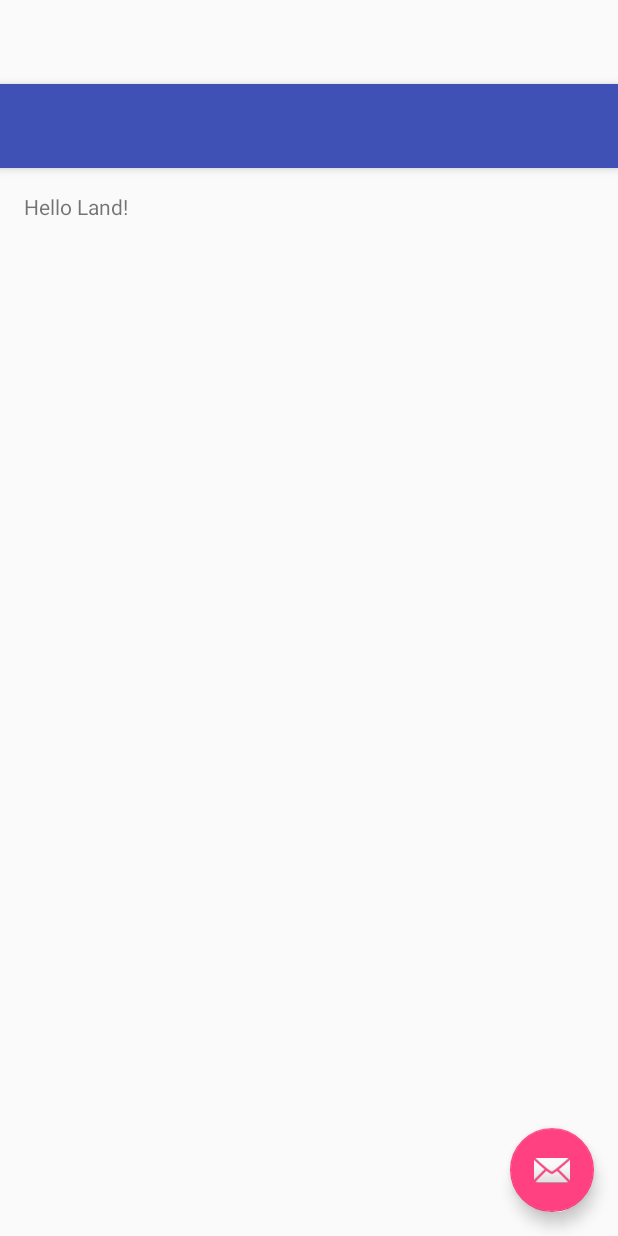
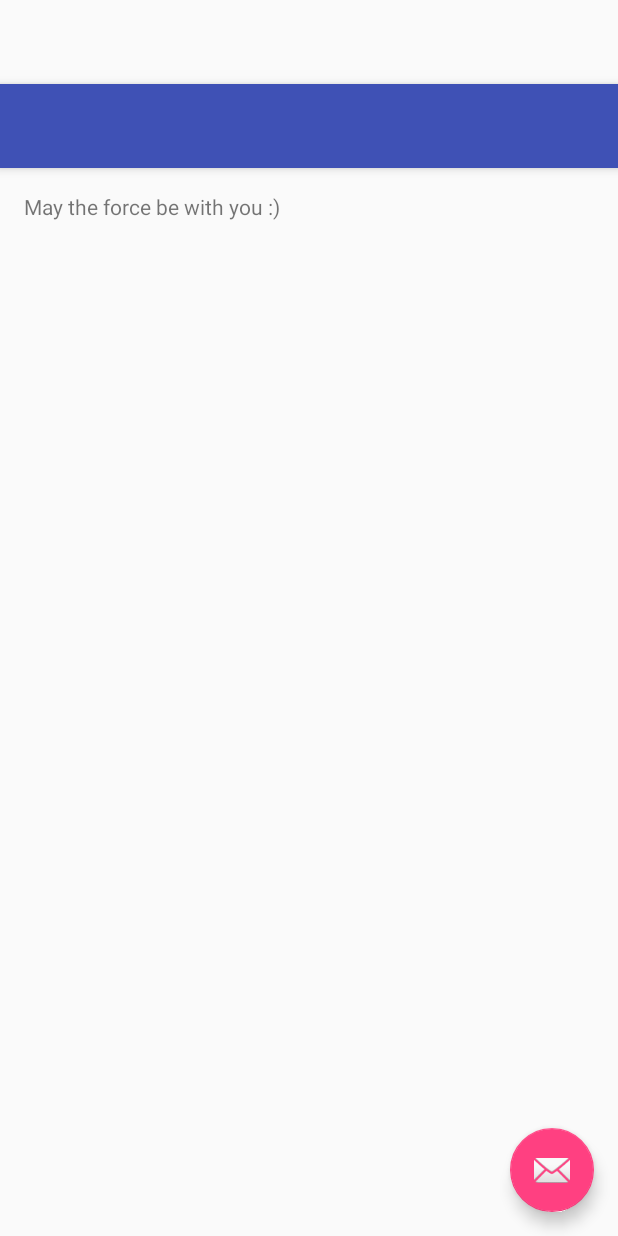
Before and after one commit to neiltcox/neoCBT, an Android app: the layout app_bar_main.xml on its own in the app's theme, with its tools: preview values and no code run, on a phone screen of 412 x 824 dp. Run offline under Robolectric (Android 15) with nearby library versions, the light colour scheme and no system bars.

Commit message:
Changed text from 'Hello World' to 'May the force be with you'

```diff
--- a/app/src/main/res/layout/content_main.xml
+++ b/app/src/main/res/layout/content_main.xml
@@ -16,7 +16,7 @@
     <TextView
         android:layout_width="wrap_content"
         android:layout_height="wrap_content"
-        android:text="Hello Land!" />
+        android:text="May the force be with you :)" />
     //Making mad changes !!!
 
 </RelativeLayout>
```
